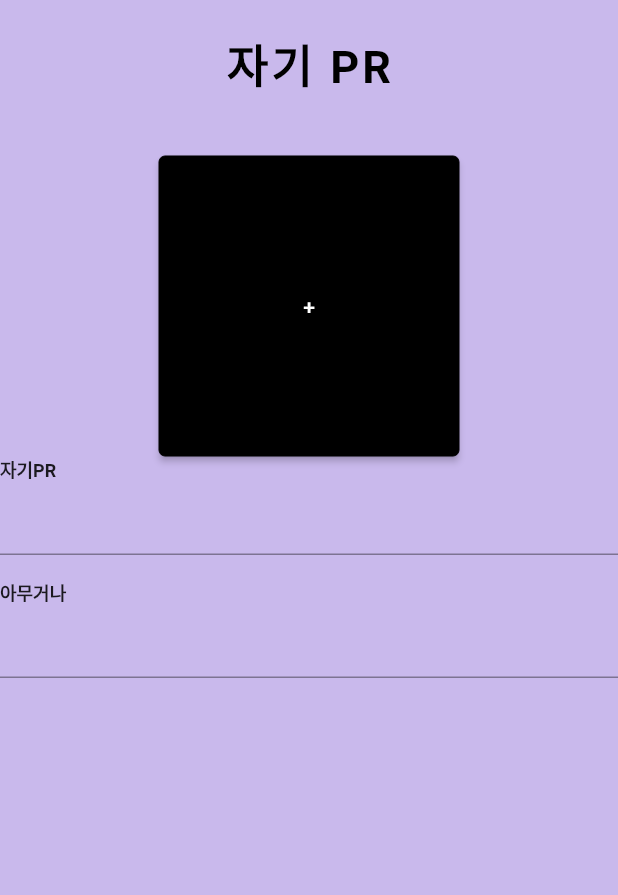
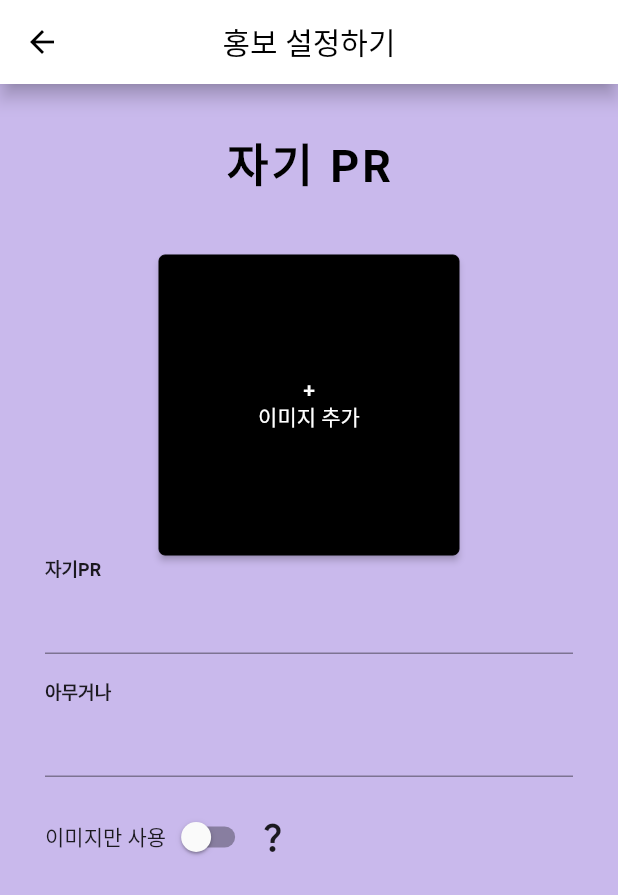
Before and after one commit to applejuice987/fzu_capston, a Flutter app: the Create_Info screen opened directly, on a phone screen of 412 x 824 dp. Shown: the top 895 px of the screen. Run offline on Flutter 3.47's test engine with Material 2 defaults, Android fonts, the phone set to English and light mode, and no system bars; our stand-ins replace cloud_firestore, firebase_auth, firebase_core, fluttertoast, image_picker, multi_select_flutter and 1 more; accounts and stored records are empty.

Commit message:
20221021 Page2들어내는중

```diff
--- a/lib/Page_1/Create_Info.dart
+++ b/lib/Page_1/Create_Info.dart
@@ -24,36 +24,6 @@ class Create_Info extends StatefulWidget {
   State<Create_Info> createState() => _Create_InfoState();
 }
 
-reviseButton(dynamic image) {
-  return Container(
-    width: 300,
-    height: 40,
-    margin: const EdgeInsets.only(top: 20),
-    child: ElevatedButton(
-      onPressed: () async {
-        if(formKey.currentState!.validate()){
-          // validation 이 성공하면 true 리턴
-          formKey.currentState!.save();
-
-        }
-
-      },
-      style: ElevatedButton.styleFrom(
-          primary: Colors.white,
-          elevation: 15,
-          shadowColor: Colors.black,
-          side: const BorderSide(color: Colors.black, width : 1.5),
-          shape: RoundedRectangleBorder(borderRadius: BorderRadius.circular(10.0))
-      ),
-      child: const Text(
-        '수정하기',
-        style: TextStyle(
-          color: Colors.black,
-        ),
-      ),
-    ),
-  );
-}
 
 /*
 class FireModel {
@@ -98,8 +68,57 @@ class FireService{
 */
 class _Create_InfoState extends State<Create_Info> {
   FirebaseFirestore firestore = FirebaseFirestore.instance;
+  FirebaseAuth auth = FirebaseAuth.instance;
+  String _currentUser = '';
 
-  void Primage(dynamic image) async {
+  @override
+  void initState() {
+    super.initState();
+    _currentUser = auth.currentUser!.email.toString();
+
+  }
+
+
+  reviseButton(dynamic image) {
+    return Container(
+      width: 300,
+      height: 40,
+      margin: const EdgeInsets.only(top: 20),
+      child: ElevatedButton(
+        onPressed: () async {
+          if(formKey.currentState!.validate()){
+            // validation 이 성공하면 true 리턴
+            formKey.currentState!.save();
+          }
+
+          final updateData = <String, dynamic>{
+            'PRImage': Primage(image),
+            'PRText': prTextController.text,
+          };
+          firestore.collection('userInfoTable').doc('user').collection('user_influencer').doc(_currentUser).update(updateData).then((value) {
+            Navigator.pop(context);
+          });
+
+
+        },
+        style: ElevatedButton.styleFrom(
+            primary: Colors.white,
+            elevation: 15,
+            shadowColor: Colors.black,
+            side: const BorderSide(color: Colors.black, width : 1.5),
+            shape: RoundedRectangleBorder(borderRadius: BorderRadius.circular(10.0))
+        ),
+        child: const Text(
+          '수정하기',
+          style: TextStyle(
+            color: Colors.black,
+          ),
+        ),
+      ),
+    );
+  }
+
+  String Primage(dynamic image) {
     final FirebaseAuth auth = FirebaseAuth.instance;
     var img64;
     if (image != null) {
@@ -108,13 +127,26 @@ class _Create_InfoState extends State<Create_Info> {
     } else {
       img64 = '';
     }
+    return img64;
   }
+
+  bool _isOnlyImage = false;
 
   @override
   Widget build(BuildContext context) {
     return Scaffold(
+        appBar: AppBar(
+          iconTheme: IconThemeData(color: Colors.black),
+          title: Text('홍보 설정하기', style: TextStyle(color: Colors.black),),
+          centerTitle: true,
+          backgroundColor: Colors.white,
+          elevation: 5,
+
+        ),
         backgroundColor: Color(0xffC9B9EC),
         body: SingleChildScrollView(
+          child: Container(
+            margin: const EdgeInsets.fromLTRB(30, 10, 30, 0),
             child: Column(children: <Widget>[
               Container(
                 margin: EdgeInsets.fromLTRB(0, 20, 0, 20),
@@ -167,7 +199,7 @@ class _Create_InfoState extends State<Create_Info> {
                                     Visibility(
                                         visible: true,
                                         child: _imageFile == null
-                                          ? Text('+')
+                                            ? Text('+\n이미지 추가', textAlign: TextAlign.center,)
                                             : Image(
                                                 image: FileImage(
                                                     File(_imageFile.path)),
@@ -184,18 +216,42 @@ class _Create_InfoState extends State<Create_Info> {
                                     children: [
                                       renderTextFormField(
                                         label: '자기PR',
+                                        controller: prTextController,
                                         onSaved: (val) {},
                                         validator: (val) {
                                           return null;
                                         },
                                       ),
                                       renderTextFormField(
+
+                                        controller: anyController,
                                         label: '아무거나',
                                         onSaved: (val) {},
                                         validator: (val) {
                                           return null;
                                         },
                                       ),
+                                      Row(
+                                        children: [
+                                          Text("이미지만 사용"),
+
+                                          Switch(value: _isOnlyImage, onChanged: (value) {
+                                            setState(() {
+                                              _isOnlyImage = value;
+                                            });
+
+                                          },
+                                          ),
+                                          Tooltip(
+                                            message: '이미지만 사용하고 싶으신가요?\nFZU는 자유로운 자기PR 시스템을 제공합니다.\n프로필 사진이 아닌 별개의 홍보용 이미지를 등록하고\n'
+                                                '그와 동시에 홍보문구를 작성하실 수 있으며,\n자신이 꾸민 홍보용 이미지만 노출되도록 설정하실 수 있습니다.\n직접 꾸민 이미지만 사용하고 싶으시다면,'
+                                                ' 스위치를 켜 주세요.',
+                                            triggerMode: TooltipTriggerMode.tap,
+                                            showDuration: Duration(seconds: 15),
+                                            child: Icon(Icons.question_mark),
+                                          )
+                                        ],
+                                      )
                                     ],
                                   ),
                                 ),
@@ -206,10 +262,13 @@ class _Create_InfoState extends State<Create_Info> {
                     ))
                   ])
             ]),
+          ),
         ));
   }
 
   List<dynamic> imageList = [];
+  final prTextController = TextEditingController();
+  final anyController = TextEditingController();
 
   Widget bottomSheet() {
     SchedulerBinding.instance!.addPostFrameCallback((_) {
@@ -262,6 +321,7 @@ class _Create_InfoState extends State<Create_Info> {
     required String label,
     required FormFieldSetter onSaved,
     required FormFieldValidator validator,
+    required TextEditingController controller
   }) {
     assert(onSaved != null);
     assert(validator != null);
@@ -280,6 +340,8 @@ class _Create_InfoState extends State<Create_Info> {
           ],
         ),
         TextFormField(
+          enabled: !_isOnlyImage,
+          controller: controller,
           onSaved: onSaved,
           validator: validator,
         ),
--- a/lib/main.dart
+++ b/lib/main.dart
@@ -128,8 +128,8 @@ class _MyHomePageState extends State<MyHomePage> {
   Widget build(BuildContext context) {
     //인플루언서 로그인시 실행되야하는 바텀 아이템
     List<Widget> influ_bottom = <Widget>[
-     Create_Info(),
-     // Page1Influencer(),
+     //Create_Info(),
+      Page1Influencer(),
       Page2Influencer(),
       Page3(),
       Page4()
```
Also changed, not shown: lib/Page_1/Page1Influencer.dart (+64 -5 lines), assets/images/pr.png (added), 1 other file. Lines whose indentation alone changed are shown as unchanged.
